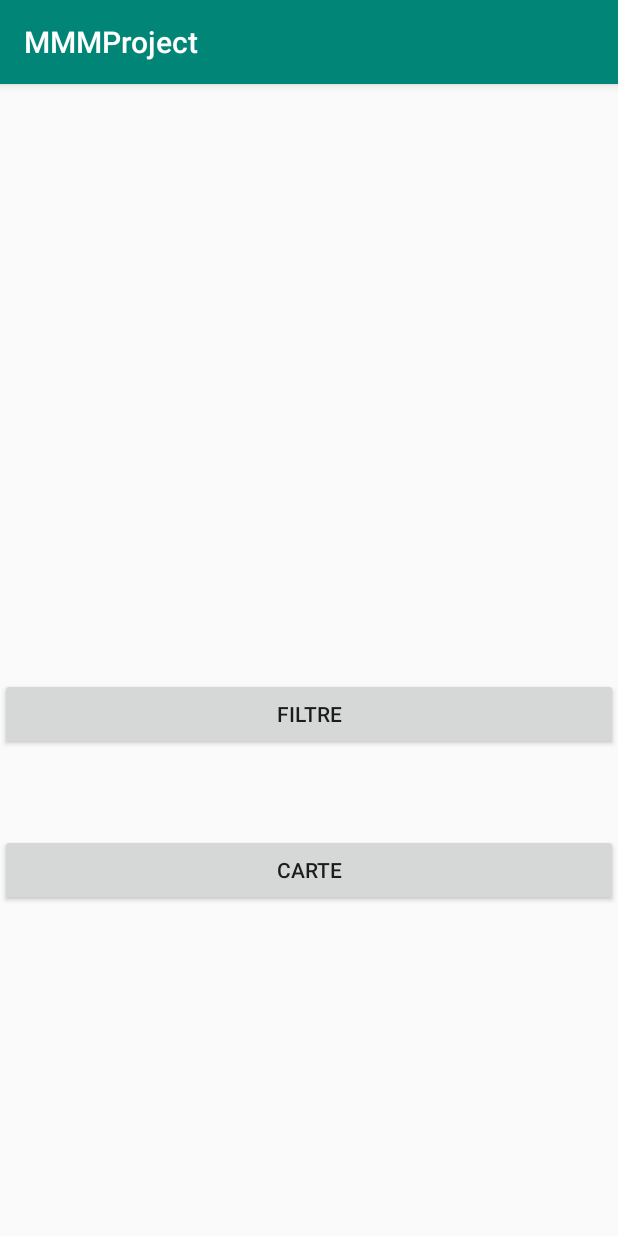
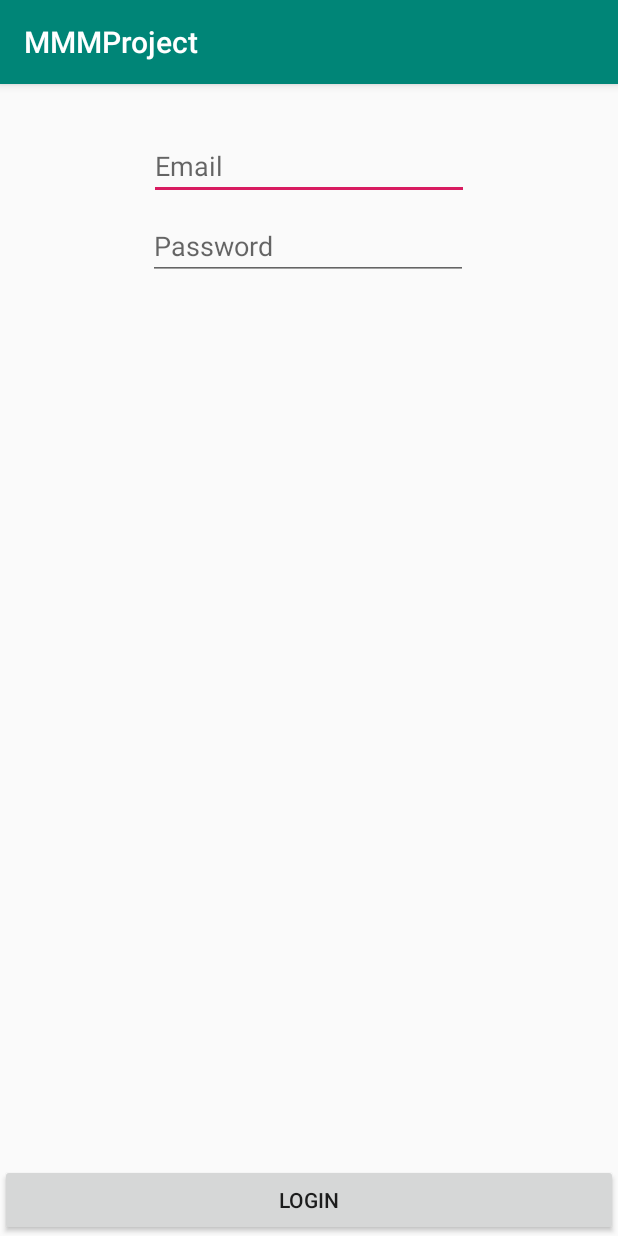
Before and after one commit to PierreMiola/MMMProject, an Android app: the screen it shows after launch (MainActivity before the commit, LoginActivity after it), on a phone screen of 412 x 824 dp. Run offline under Robolectric (Android 15) with nearby library versions, the phone set to English and light mode, and no system bars; our stand-ins replace Firebase (no records; nobody signed in at launch, a user with empty details on screens opened directly); libraries missing offline, so code that uses them is left out: com.firebase.client; 1 statement that could not run was skipped.

```diff
--- /dev/null
+++ b/app/src/main/java/com/example/miola/mmmproject/FireApp.java
@@ -0,0 +1,17 @@
+package com.example.miola.mmmproject;
+
+import android.app.Application;
+import com.firebase.client.Firebase;
+
+public class FireApp extends Application {
+
+    @Override
+    public void onCreate() {
+         super.onCreate();
+
+         Firebase.setAndroidContext(this);
+
+        }
+
+
+}
--- /dev/null
+++ b/app/src/main/java/com/example/miola/mmmproject/LoginActivity.java
@@ -0,0 +1,70 @@
+package com.example.miola.mmmproject;
+
+import android.content.Intent;
+import android.support.annotation.NonNull;
+import android.support.v7.app.AppCompatActivity;
+import android.os.Bundle;
+import android.text.TextUtils;
+import android.view.View;
+import android.widget.EditText;
+import android.widget.Toast;
+import com.google.android.gms.tasks.OnCompleteListener;
+import com.google.android.gms.tasks.Task;
+import com.google.firebase.auth.AuthResult;
+import com.google.firebase.auth.FirebaseAuth;
+
+
+public class LoginActivity extends AppCompatActivity implements View.OnClickListener{
+
+    private EditText emailField;
+    private EditText passwordField;
+    private FirebaseAuth fireAuth;
+
+
+    @Override
+    protected void onCreate(Bundle savedInstanceState) {
+        super.onCreate(savedInstanceState);
+        setContentView(R.layout.activity_login);
+
+        fireAuth = FirebaseAuth.getInstance();
+
+        emailField = findViewById(R.id.email);
+        passwordField = findViewById(R.id.password);
+        findViewById(R.id.login).setOnClickListener(this);
+
+
+    }
+
+
+    private void startSignIn(){
+        String email = emailField.getText().toString();
+        String password = passwordField.getText().toString();
+
+        if(TextUtils.isEmpty(email) || TextUtils.isEmpty(password)) {
+            Toast.makeText(LoginActivity.this, "Fields are empty", Toast.LENGTH_LONG).show();
+        }else{
+            fireAuth.signInWithEmailAndPassword(email, password).addOnCompleteListener(this, new OnCompleteListener<AuthResult>() {
+                @Override
+                public void onComplete(@NonNull Task<AuthResult> task) {
+                    if (!task.isSuccessful()) {
+                        Toast.makeText(LoginActivity.this, "Authentication failed.",Toast.LENGTH_SHORT).show();
+                    }else{
+                        Intent intent = new Intent(LoginActivity.this, MainActivity.class);
+                        intent.addFlags(Intent.FLAG_ACTIVITY_CLEAR_TOP);
+                        startActivity(intent);
+                    }
+                }
+            });
+        }
+    }
+
+
+    @Override
+    public void onClick(View v) {
+        switch (v.getId()){
+            case R.id.login:
+                startSignIn();
+                break;
+        }
+    }
+}
--- a/app/src/main/java/com/example/miola/mmmproject/MainActivity.java
+++ b/app/src/main/java/com/example/miola/mmmproject/MainActivity.java
@@ -1,7 +1,8 @@
 package com.example.miola.mmmproject;
 
+
+import android.os.Bundle;
 import android.support.v7.app.AppCompatActivity;
-import android.os.Bundle;
 
 public class MainActivity extends AppCompatActivity {
 
@@ -9,5 +10,7 @@ public class MainActivity extends AppCompatActivity {
     protected void onCreate(Bundle savedInstanceState) {
         super.onCreate(savedInstanceState);
         setContentView(R.layout.activity_main);
+
     }
+
 }
--- a/app/src/main/res/layout/activity_filtre.xml
+++ b/app/src/main/res/layout/activity_filtre.xml
@@ -1,6 +1,8 @@
 <?xml version="1.0" encoding="utf-8"?>
 <android.support.constraint.ConstraintLayout
-    xmlns:android="http://schemas.android.com/apk/res/android" android:layout_width="match_parent"
+    xmlns:android="http://schemas.android.com/apk/res/android"
+    xmlns:tools="http://schemas.android.com/tools"
+    android:layout_width="match_parent"
     android:layout_height="match_parent">
 
 </android.support.constraint.ConstraintLayout>
--- /dev/null
+++ b/app/src/main/res/layout/activity_login.xml
@@ -0,0 +1,58 @@
+<?xml version="1.0" encoding="utf-8"?>
+<android.support.constraint.ConstraintLayout xmlns:android="http://schemas.android.com/apk/res/android"
+    xmlns:app="http://schemas.android.com/apk/res-auto"
+    xmlns:tools="http://schemas.android.com/tools"
+    android:layout_width="match_parent"
+    android:layout_height="match_parent"
+    tools:context=".LoginActivity">
+
+    <EditText
+        android:id="@+id/email"
+        android:layout_width="wrap_content"
+        android:layout_height="wrap_content"
+        android:layout_marginStart="8dp"
+        android:layout_marginTop="32dp"
+        android:layout_marginEnd="8dp"
+        android:ems="10"
+        android:inputType="textEmailAddress"
+        android:hint="Email"
+        app:layout_constraintEnd_toEndOf="parent"
+        app:layout_constraintStart_toStartOf="parent"
+        app:layout_constraintTop_toTopOf="parent" />
+
+    <EditText
+        android:id="@+id/password"
+        android:layout_width="wrap_content"
+        android:layout_height="wrap_content"
+        android:layout_marginStart="8dp"
+        android:layout_marginTop="8dp"
+        android:layout_marginEnd="8dp"
+        android:layout_marginBottom="8dp"
+        android:ems="10"
+        android:inputType="textPassword"
+        android:hint="Password"
+        app:layout_constraintEnd_toEndOf="parent"
+        app:layout_constraintHorizontal_bias="0.497"
+        app:layout_constraintStart_toStartOf="parent"
+        app:layout_constraintTop_toBottomOf="@+id/email"
+        app:layout_constraintVertical_bias="0.441" />
+
+
+    <Button
+        android:id="@+id/login"
+        android:layout_width="0dp"
+        android:layout_height="wrap_content"
+        android:text="Login"
+        app:layout_constraintBottom_toBottomOf="parent"
+        app:layout_constraintEnd_toEndOf="parent"
+        app:layout_constraintStart_toStartOf="parent"
+        />
+
+
+
+
+
+
+
+
+</android.support.constraint.ConstraintLayout>
--- a/app/src/main/res/layout/activity_main.xml
+++ b/app/src/main/res/layout/activity_main.xml
@@ -4,31 +4,35 @@
     xmlns:tools="http://schemas.android.com/tools"
     android:layout_width="match_parent"
     android:layout_height="match_parent"
+    app:layout_behavior="@string/appbar_scrolling_view_behavior"
     tools:context=".MainActivity">
+
 
     <Button
         android:id="@+id/filtre"
         android:layout_width="0dp"
-        android:layout_height="wrap_content"
-        android:layout_marginBottom="324dp"
-        android:onClick=""
+        android:layout_height="70dp"
+        android:layout_marginTop="8dp"
+        android:layout_marginBottom="100dp"
         android:text="Filtre"
-        app:layout_constraintBottom_toBottomOf="parent"
+        app:layout_constraintBottom_toTopOf="@+id/carte"
         app:layout_constraintEnd_toEndOf="parent"
         app:layout_constraintHorizontal_bias="0.0"
         app:layout_constraintStart_toStartOf="parent"
-        tools:ignore="OnClick" />
+        app:layout_constraintTop_toTopOf="parent"
+        app:layout_constraintVertical_bias="1.0" />
+
 
     <Button
         android:id="@+id/carte"
         android:layout_width="0dp"
-        android:layout_height="wrap_content"
-        android:layout_marginBottom="220dp"
-        android:onClick=""
+        android:layout_height="70dp"
+        android:layout_marginBottom="172dp"
         android:text="Carte"
         app:layout_constraintBottom_toBottomOf="parent"
         app:layout_constraintEnd_toEndOf="parent"
         app:layout_constraintHorizontal_bias="0.0"
-        app:layout_constraintStart_toStartOf="parent"
-        tools:ignore="OnClick" />
+        app:layout_constraintStart_toStartOf="parent" />
+
+
 </android.support.constraint.ConstraintLayout>
--- /dev/null
+++ b/app/src/main/res/values/dimens.xml
@@ -0,0 +1,3 @@
+<resources>
+    <dimen name="fab_margin">16dp</dimen>
+</resources>
--- a/app/src/main/res/values/strings.xml
+++ b/app/src/main/res/values/strings.xml
@@ -1,3 +1,6 @@
 <resources>
     <string name="app_name">MMMProject</string>
+    <string name="title_activity_logged">LoggedActivity</string>
+    <string name="carte">Carte</string>
+    <string name="filtre">Filtre</string>
 </resources>
--- a/build.gradle
+++ b/build.gradle
@@ -8,6 +8,8 @@ buildscript {
     }
     dependencies {
         classpath 'com.android.tools.build:gradle:3.2.0'
+        classpath 'com.google.gms:google-services:4.0.1'
+
 
 
         // NOTE: Do not place your application dependencies here; they belong
```
Also changed, not shown: app/build.gradle (+7 -0 lines), app/src/main/AndroidManifest.xml (+6 -2 lines), app/src/main/res/drawable/button_style.xml (added, +7 -0 lines), app/src/main/res/drawable/edit_text_style.xml (added, +9 -0 lines), app/src/main/res/values/styles.xml (+9 -0 lines), 1 other file.
